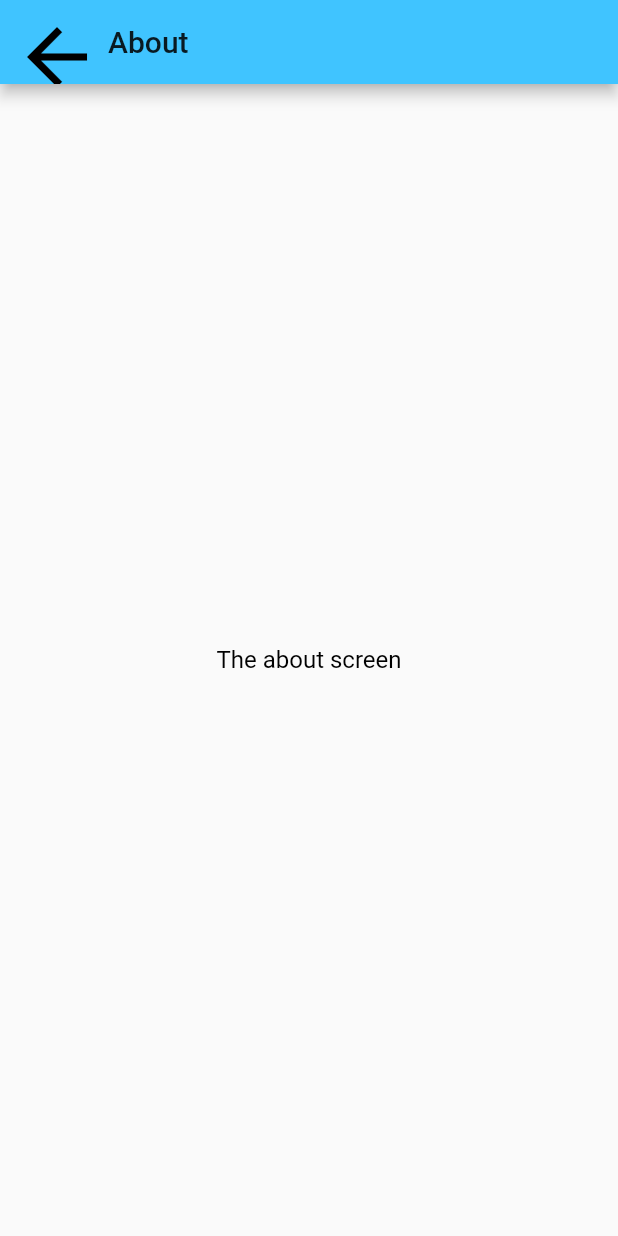
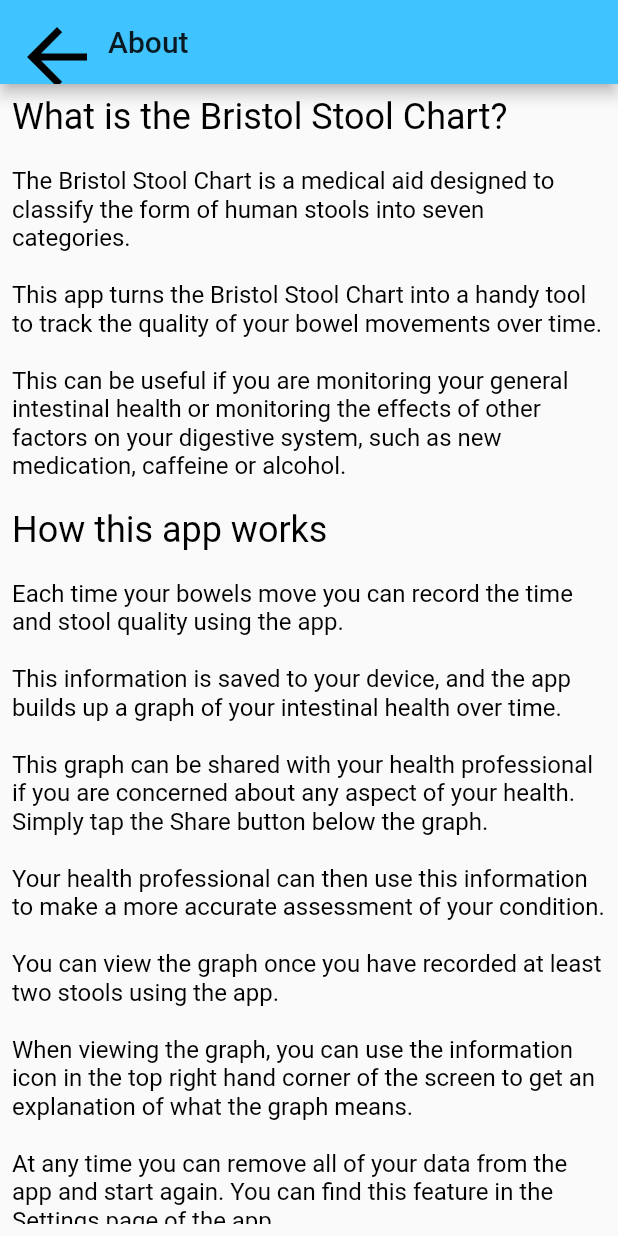
Before and after one commit to dconlisk/bristol-stool-chart-flutter-app, a Flutter app: the AboutScreen screen opened by its route, on a phone screen of 412 x 824 dp. Run offline on Flutter 3.47's test engine with Material 2 defaults, Android fonts, the phone set to English and light mode, and no system bars; our stand-ins replace carousel_slider, sqflite, syncfusion_flutter_charts; missing offline and left inert: syncfusion_flutter_core; accounts and stored records are empty.

Commit message:
Add about screen text

```diff
--- a/lib/screens/about_screen.dart
+++ b/lib/screens/about_screen.dart
@@ -7,7 +7,52 @@ class AboutScreen extends StatelessWidget {
   Widget build(BuildContext context) {
     return Scaffold(
       appBar: AppBar(title: Text('About')),
-      body: Center(child: Text('The about screen'),),
+      body: Padding(
+        padding: const EdgeInsets.all(8.0),
+        child: ListView(
+          children: <Widget>[
+            RichText(
+              text: TextSpan(
+                style: Theme.of(context).textTheme.body1,
+                children: <TextSpan>[
+                  TextSpan(
+                    text: 'What is the Bristol Stool Chart?',
+                    style: Theme.of(context).textTheme.display2,
+                  ),
+                  TextSpan(
+                    text:
+                        '\r\n\r\nThe Bristol Stool Chart is a medical aid designed to classify the form of human stools into seven categories.'
+                        '\r\n\r\nThis app turns the Bristol Stool Chart into a handy tool to track the quality of your bowel movements over time.'
+                        '\r\n\r\nThis can be useful if you are monitoring your general intestinal health or monitoring the effects of other factors on your digestive system, such as new medication, caffeine or alcohol.\r\n\r\n',
+                  ),
+                  TextSpan(
+                    text: 'How this app works',
+                    style: Theme.of(context).textTheme.display2,
+                  ),
+                  TextSpan(
+                    text:
+                        '\r\n\r\nEach time your bowels move you can record the time and stool quality using the app.'
+                        '\r\n\r\nThis information is saved to your device, and the app builds up a graph of your intestinal health over time.'
+                        '\r\n\r\nThis graph can be shared with your health professional if you are concerned about any aspect of your health. Simply tap the Share button below the graph.'
+                        '\r\n\r\nYour health professional can then use this information to make a more accurate assessment of your condition.'
+                        '\r\n\r\nYou can view the graph once you have recorded at least two stools using the app.'
+                        '\r\n\r\nWhen viewing the graph, you can use the information icon in the top right hand corner of the screen to get an explanation of what the graph means. '
+                        '\r\n\r\nAt any time you can remove all of your data from the app and start again. You can find this feature in the Settings page of the app.\r\n\r\n',
+                  ),
+                  TextSpan(
+                    text: 'Thank you',
+                    style: Theme.of(context).textTheme.display2,
+                  ),
+                  TextSpan(
+                    text:
+                        '\r\n\r\nThank you for downloading this app. Hopefully you will find it a useful aid in monitoring your intestinal health.\r\n\r\n',
+                  ),
+                ],
+              ),
+            ),
+          ],
+        ),
+      ),
     );
   }
 }
```
